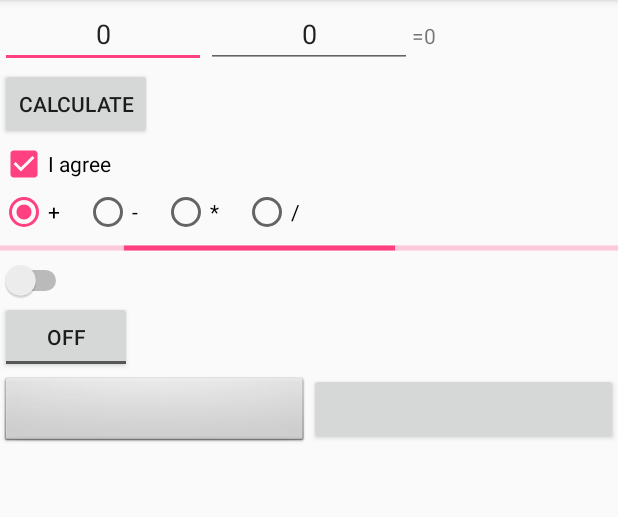
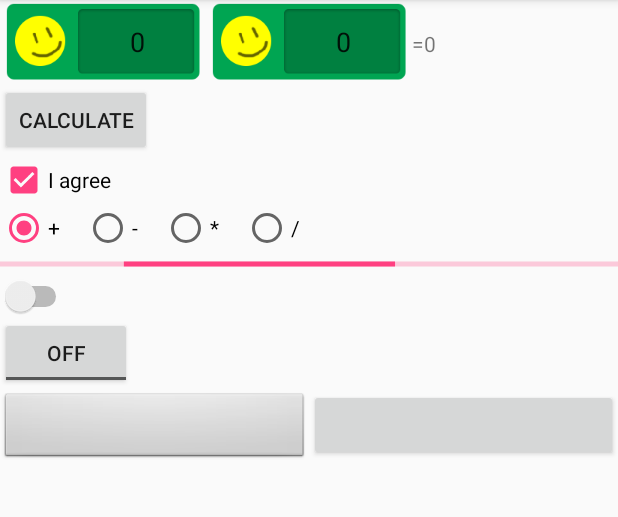
Before and after one commit to jennyjnn/testProject, an Android app: the screen it shows after launch (MainActivity), on a phone screen of 412 x 824 dp, the part 84-601 px from its top. Run offline under Robolectric (Android 15) with nearby library versions, the phone set to English and light mode, and no system bars; plain views replace AdjustableImageButton.

Commit message:
9-Patch (2)

```diff
--- a/practice1/app/src/main/res/layout/activity_main.xml
+++ b/practice1/app/src/main/res/layout/activity_main.xml
@@ -47,6 +47,7 @@
             android:layout_weight="1"
             android:gravity="center"
             android:inputType="number"
+            android:background="@drawable/ninepatch_lab"
             android:text="0" />
 
         <EditText
@@ -56,6 +57,7 @@
             android:layout_weight="1"
             android:gravity="center"
             android:inputType="number"
+            android:background="@drawable/ninepatch_lab"
             android:text="0" />
 
         <TextView
```
Also changed, not shown: practice1/app/src/main/res/drawable-xhdpi/ninepatch_lab.9.png (added).
